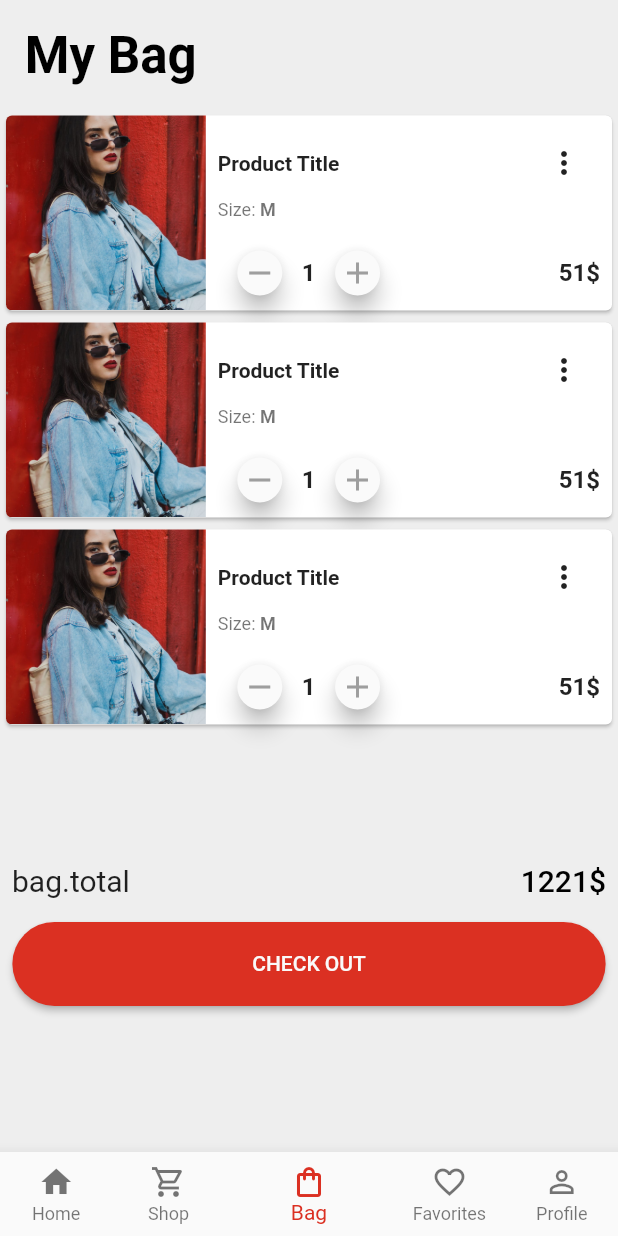
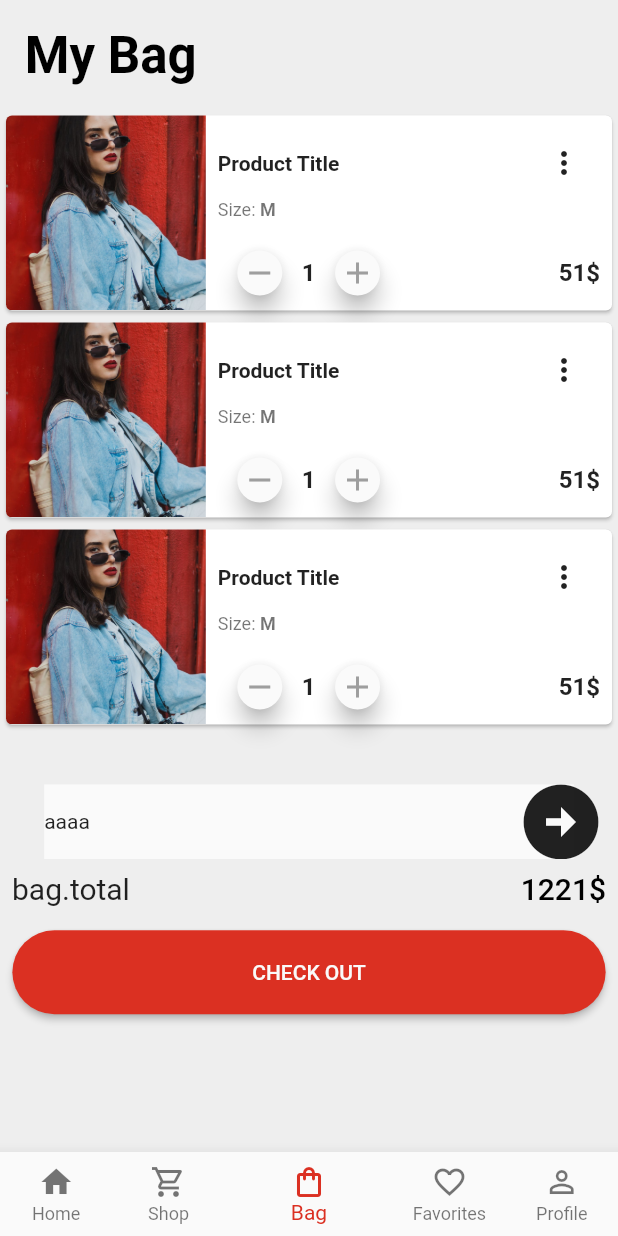
Before and after one commit to egemenongel/flutter_e-commerce_app, a Flutter app: the screen it shows after launch, item 3 of the bottom bar chosen, on a phone screen of 412 x 824 dp. Run offline on Flutter 3.47's test engine with Material 2 defaults, Android fonts, the phone set to English and light mode, and no system bars; our stand-ins replace bloc, dio, easy_localization, equatable, flutter_bloc; network calls fail.

Commit message:
Update bag UI with promo code button

```diff
--- a/lib/features/views/bag/bag_view.dart
+++ b/lib/features/views/bag/bag_view.dart
@@ -15,10 +15,47 @@ class BagView extends StatelessWidget {
           children: [
             _buildTitle(context),
             _buildProducts(context),
+            _buildPromoButton(context),
             _buildTotal(context),
             _buildCheckOutButton(context)
           ],
         ),
+      ),
+    );
+  }
+
+  GestureDetector _buildPromoButton(BuildContext context) {
+    return GestureDetector(
+      child: Stack(
+        alignment: Alignment.center,
+        children: [
+          Row(
+            children: [
+              const Spacer(),
+              Expanded(
+                flex: 12,
+                child: Container(
+                  height: 50,
+                  color: context.colors.onPrimary,
+                  child: Row(
+                      mainAxisAlignment: MainAxisAlignment.spaceBetween,
+                      children: const [
+                        Text('aaaa'),
+                      ]),
+                ),
+              ),
+              const Spacer(),
+            ],
+          ),
+          Positioned(
+            right: 0,
+            child: IconButton(
+              onPressed: () {},
+              icon: const Icon(Icons.arrow_circle_right),
+              iconSize: 60,
+            ),
+          ),
+        ],
       ),
     );
   }
@@ -43,8 +80,9 @@ class BagView extends StatelessWidget {
 
   SizedBox _buildProducts(BuildContext context) {
     return SizedBox(
-      height: context.height * (3 / 5),
+      height: 450,
       child: ListView(
+        padding: EdgeInsets.zero,
         children: const [
           BagProductCard(),
           BagProductCard(),
```
